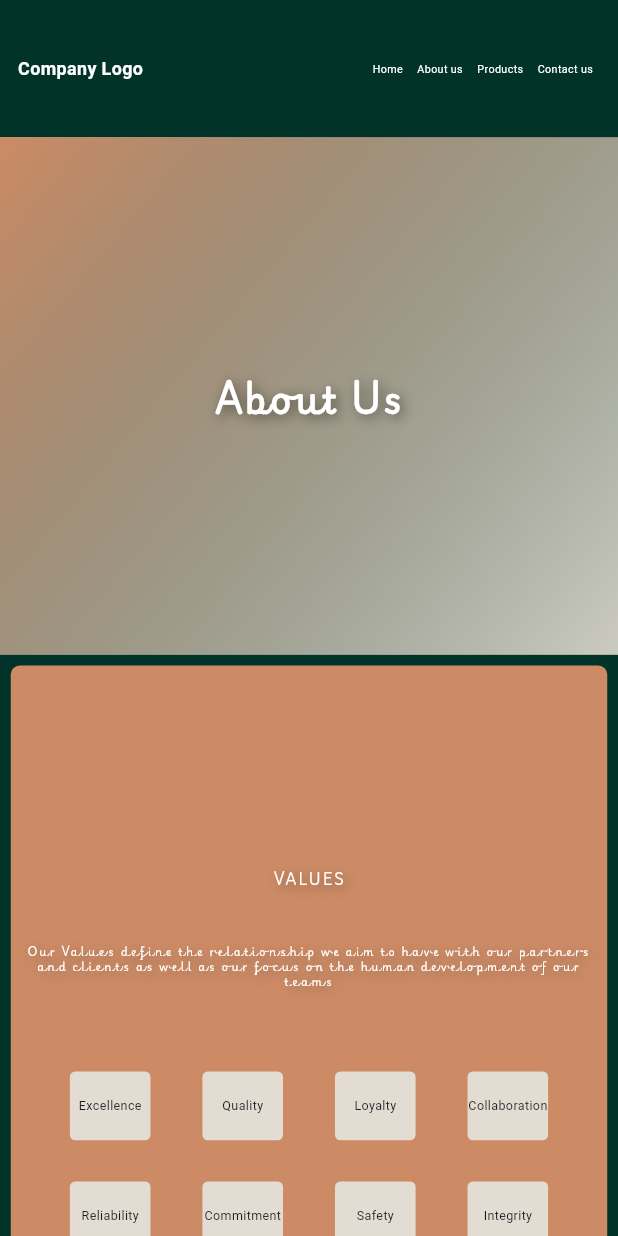
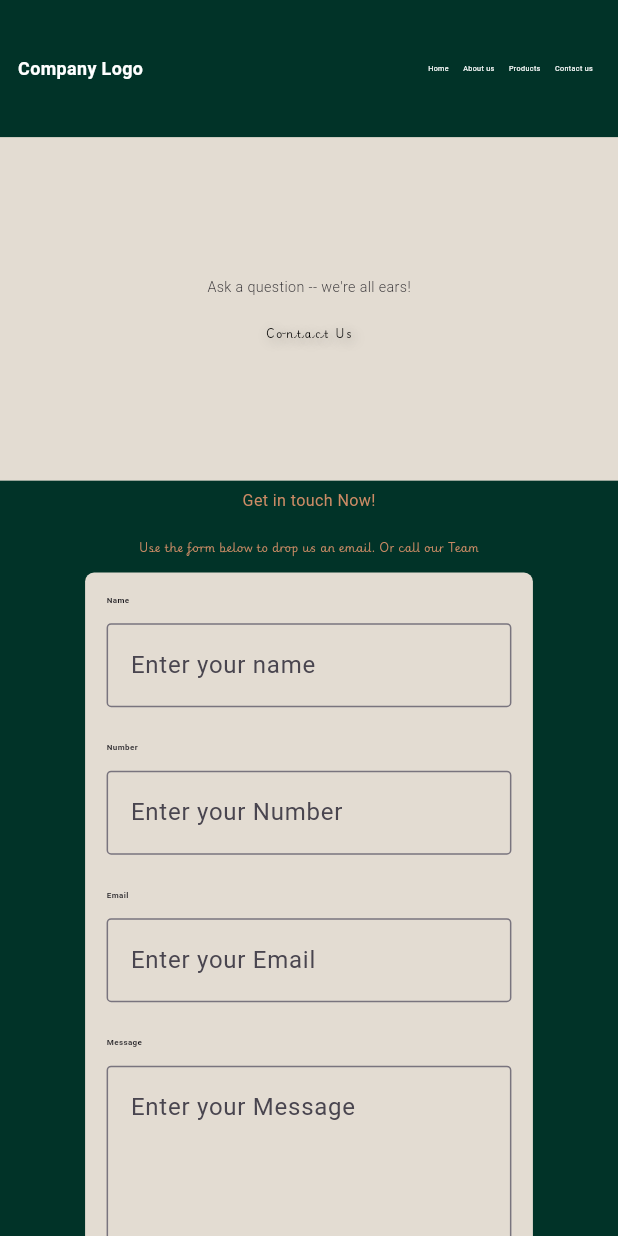
Before and after one commit to adamAboZaid10/petrolex-website, a Flutter app: the screen it shows after launch, on a phone screen of 412 x 824 dp. Run offline on Flutter 3.47's test engine with Material 3 defaults, Android fonts, the phone set to English and light mode, and no system bars; our stand-ins replace bloc, carousel_slider, equatable, flutter_bloc, flutter_screenutil, google_fonts.

Commit message:
done with contact us screen and form UI

```diff
--- a/lib/core/Routing/app_routes.dart
+++ b/lib/core/Routing/app_routes.dart
@@ -1,5 +1,6 @@
 import 'package:flutter/material.dart';
 import 'package:flutter_web/features/about_us/presentation/views/screens/about_us.dart';
+import 'package:flutter_web/features/contact_us/presentation/views/screens/contact_us_screen.dart';
 import 'package:flutter_web/features/home/presentation/views/screens/home_screen.dart';
 
 
@@ -17,6 +18,8 @@ class AppRoutes {
         return transitionPage(const HomeScreen());
       case aboutUs:
         return transitionPage(const AboutUsScreen());
+      case contactUs:
+        return transitionPage(const ContactUsScreen());
       default:
         return transitionPage(const HomeScreen());
     }
--- /dev/null
+++ b/lib/features/contact_us/presentation/views/screens/contact_us_screen.dart
@@ -0,0 +1,25 @@
+import 'package:flutter/material.dart';
+import 'package:flutter_screenutil/flutter_screenutil.dart';
+import 'package:flutter_web/core/utils/app_colors.dart';
+import 'package:flutter_web/features/contact_us/presentation/views/widgets/ask_question_section.dart';
+import 'package:flutter_web/features/contact_us/presentation/views/widgets/contact_us_body.dart';
+import 'package:flutter_web/features/home/presentation/views/widgets/custom_app_bar.dart';
+
+class ContactUsScreen extends StatelessWidget {
+  const ContactUsScreen({super.key});
+
+  @override
+  Widget build(BuildContext context) {
+    return const Scaffold(
+      body: SingleChildScrollView(
+        child: Column(
+        children: [
+          CustomAppBar(),
+          ContactUsBody(),
+
+        ],
+        ),
+      ),
+    );
+  }
+}
--- /dev/null
+++ b/lib/features/contact_us/presentation/views/widgets/ask_question_section.dart
@@ -0,0 +1,45 @@
+import 'package:flutter/material.dart';
+import 'package:flutter_screenutil/flutter_screenutil.dart';
+import 'package:flutter_web/core/utils/app_colors.dart';
+
+class AskAQuestionWidget extends StatelessWidget {
+  const AskAQuestionWidget({super.key});
+
+  @override
+  Widget build(BuildContext context) {
+    return Container(
+      height: 100.h,
+      width: double.infinity,
+      decoration:const BoxDecoration( color:AppColors.backgroundColor),
+      child: Center(
+        child: Column(
+          mainAxisAlignment: MainAxisAlignment.center,
+          crossAxisAlignment: CrossAxisAlignment.center,
+          children: [
+            Text('Ask a question -- we\'re all ears!',
+            style: TextStyle(
+              fontSize: 16.sp,
+              fontWeight: FontWeight.w300
+            ),),
+            SizedBox(height: 8.h,),
+            Text('Contact Us', style: TextStyle(
+                  fontSize: 12.sp,
+                  fontWeight: FontWeight.w400,
+                  color: Colors.black,
+                  letterSpacing: 1.2,
+                  shadows: [
+                    Shadow(
+                      blurRadius: 10.0,
+                      color: Colors.black.withOpacity(0.5),
+                      offset:const Offset(2.0, 2.0),
+                    ),
+                  ],
+                  fontFamily:'PlaywrightItaliaModerna' , // Use a font that looks elegant
+                   ),)
+
+          ],),
+      )
+
+    );
+  }
+}
--- /dev/null
+++ b/lib/features/contact_us/presentation/views/widgets/contact_form.dart
@@ -0,0 +1,103 @@
+import 'package:flutter/material.dart';
+import 'package:flutter/widgets.dart';
+import 'package:flutter_screenutil/flutter_screenutil.dart';
+import 'package:flutter_web/core/utils/app_colors.dart';
+
+
+class ContactUsForm extends StatelessWidget {
+  const ContactUsForm({super.key});
+
+
+  @override
+  Widget build(BuildContext context) {
+    return Padding(
+      padding: EdgeInsets.symmetric(horizontal: 20.0.sp),
+      child: Container(
+        height: 350.h,
+        width: 500.w,
+        decoration: BoxDecoration(
+          color:AppColors.backgroundColor,
+          borderRadius: BorderRadius.circular(10.r),
+        ),
+        child: Form(
+          child: Padding(
+            padding:  EdgeInsets.all(24.0.sp),
+            child: Column(
+              children: [
+              _buildTextField(
+              label: "Name",
+              hintText: "Enter your name",),
+              SizedBox(height: 10.h,),
+              _buildTextField(
+              label: "Number",
+              hintText: "Enter your Number",),
+                            SizedBox(height: 10.h,),
+
+              _buildTextField(
+              label: "Email",
+              hintText: "Enter your Email",),
+                            SizedBox(height: 10.h,),
+
+              _buildTextField(
+              label: "Message",
+              hintText: "Enter your Message",
+              maxLines: 5),
+              SizedBox(height: 15.h,),
+              InkWell(
+                onTap: () {},
+                child: Container(
+                  width: 95.h,
+                  height: 35.h,
+                  decoration:BoxDecoration(
+                  color: AppColors.lightBrownColor,
+                  borderRadius: BorderRadius.circular(5.r),),
+                  child: Center(
+                    child: Text('Send',
+                    style: TextStyle(color: Colors.white, fontSize: 12.sp),),
+                  ),
+
+                ),
+              )
+
+
+            ],),
+          ),
+        ),
+      ),
+    );
+  }
+}
+
+
+Widget _buildTextField({
+    required String label,
+    required String hintText,
+    int maxLines = 1,
+    TextInputType keyboardType = TextInputType.text,
+    String? Function(String?)? validator,
+  }) {
+    return Column(
+      crossAxisAlignment: CrossAxisAlignment.start,
+      children: [
+        Text(
+          label,
+          style: TextStyle(
+            fontSize: 9.sp,
+            fontWeight: FontWeight.bold,
+          ),
+        ),
+        SizedBox(height: 5.h),
+        TextFormField(
+          decoration: InputDecoration(
+            hintText: hintText,
+            border: OutlineInputBorder(
+              borderRadius: BorderRadius.circular(5.r),
+            ),
+          ),
+          maxLines: maxLines,
+          keyboardType: keyboardType,
+          validator: validator,
+        ),
+      ],
+    );
+  }
--- /dev/null
+++ b/lib/features/contact_us/presentation/views/widgets/contact_us_body.dart
@@ -0,0 +1,19 @@
+
+import 'package:flutter/material.dart';
+import 'package:flutter_web/features/contact_us/presentation/views/widgets/ask_question_section.dart';
+import 'package:flutter_web/features/contact_us/presentation/views/widgets/get_in_touch_section.dart';
+
+class ContactUsBody extends StatelessWidget {
+  const ContactUsBody ({super.key});
+
+  @override
+  Widget build(BuildContext context) {
+    return const Column(
+      children: [
+         AskAQuestionWidget(),
+         GetInTouchSection(),
+
+      ],
+    );
+  }
+}
--- /dev/null
+++ b/lib/features/contact_us/presentation/views/widgets/get_in_touch_section.dart
@@ -0,0 +1,31 @@
+import 'package:flutter/material.dart';
+import 'package:flutter/widgets.dart';
+import 'package:flutter_screenutil/flutter_screenutil.dart';
+import 'package:flutter_web/core/utils/app_colors.dart';
+import 'package:flutter_web/features/contact_us/presentation/views/widgets/contact_form.dart';
+import 'package:flutter_web/features/contact_us/presentation/views/widgets/get_in_touch_section_title.dart';
+
+class GetInTouchSection extends StatelessWidget {
+  const GetInTouchSection({super.key});
+
+  @override
+  Widget build(BuildContext context) {
+    return Container(
+      height: 500.h,
+      width: 900.w,
+      decoration:const BoxDecoration(
+        color: AppColors.darkGreenColor,
+
+      ),
+      child: Padding(
+        padding: EdgeInsets.only(top:10.0.sp),
+        child:  Column(
+          children: [
+            const GetInTouchSectionTitle(),
+            SizedBox(height: 20.0.sp),
+          const ContactUsForm()
+          ],
+        ),
+      ));
+  }
+}
--- /dev/null
+++ b/lib/features/contact_us/presentation/views/widgets/get_in_touch_section_title.dart
@@ -0,0 +1,30 @@
+import 'package:flutter/material.dart';
+import 'package:flutter_screenutil/flutter_screenutil.dart';
+import 'package:flutter_web/core/utils/app_colors.dart';
+
+class GetInTouchSectionTitle extends StatelessWidget {
+  const GetInTouchSectionTitle({
+    super.key,
+  });
+
+  @override
+  Widget build(BuildContext context) {
+    return Column(
+      crossAxisAlignment: CrossAxisAlignment.center,
+      children: [
+        Text('Get in touch Now!',
+          style: TextStyle(color: AppColors.lightBrownColor,
+          fontSize: 18.sp,),
+          ),
+                    SizedBox(height: 8.h,),
+                    Text('Use the form below to drop us an email. Or call our Team',
+          style: TextStyle(
+            fontSize: 12.sp,
+            color: AppColors.lightBrownColor,
+            fontFamily: 'PlaywrightItaliaModerna',
+          ),)
+
+      ],
+
+    );
+  }}
--- a/lib/features/home/presentation/views/widgets/custom_button_app_bar_widget.dart
+++ b/lib/features/home/presentation/views/widgets/custom_button_app_bar_widget.dart
@@ -21,7 +21,7 @@ class CustomButtonAppBarWidget extends StatelessWidget {
           title,
           style: TextStyle(
             color: Colors.white,
-            fontSize: 12.sp,
+            fontSize: 8.sp,
             fontWeight: FontWeight.w400,
           ),
         ),
--- a/lib/main.dart
+++ b/lib/main.dart
@@ -22,7 +22,7 @@
         ),
         debugShowCheckedModeBanner: false,
         title: 'Flutter web',
-        initialRoute: AppRoutes.aboutUs,
+        initialRoute: AppRoutes.contactUs,
         onGenerateRoute: AppRoutes.generateRoute,
       ),
     );
```
